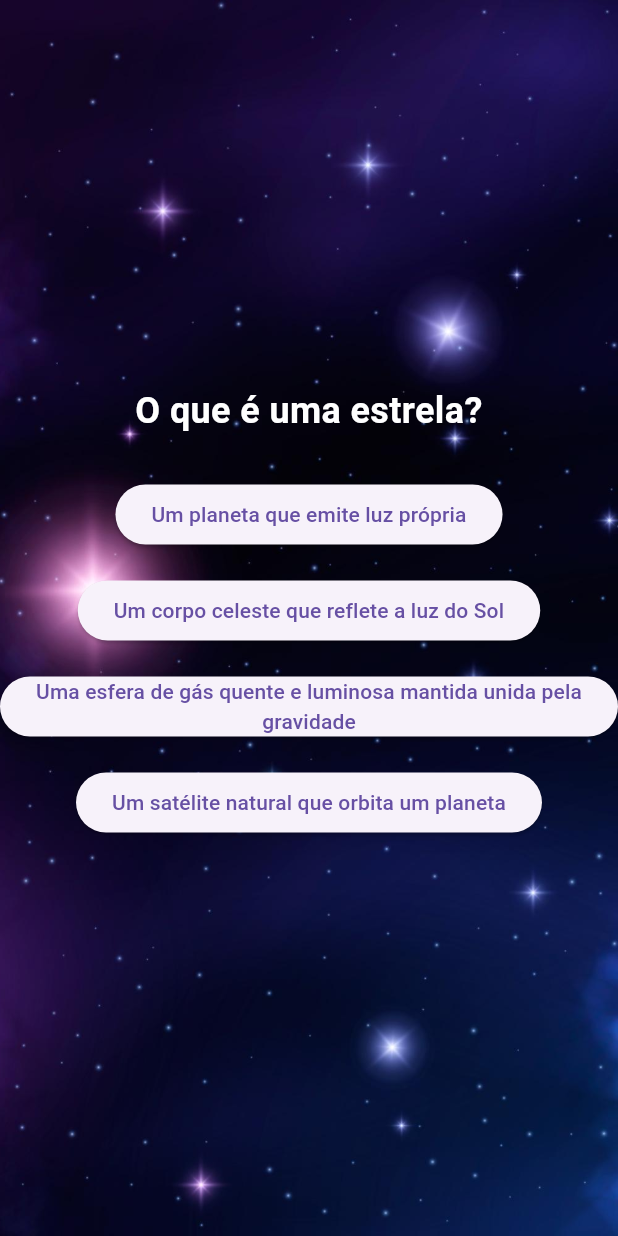
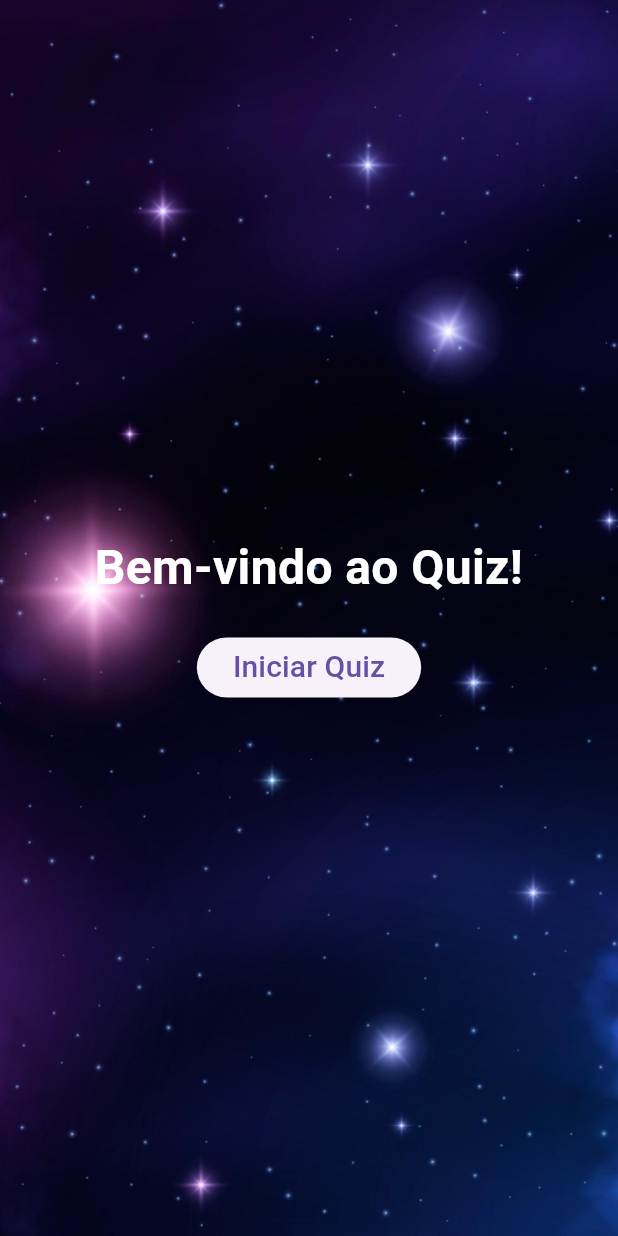
Before and after one commit to souza-tacy/App_quiz, a Flutter app: the screen it shows after launch, on a phone screen of 412 x 824 dp. Run offline on Flutter 3.47's test engine with Material 3 defaults, Android fonts, the phone set to English and light mode, and no system bars.

Commit message:
Update main.dart
tela de inicio adicionada

```diff
--- a/lib/main.dart
+++ b/lib/main.dart
@@ -11,11 +11,68 @@ class QuizApp extends StatelessWidget {
   Widget build(BuildContext context) {
     return const MaterialApp(
       debugShowCheckedModeBanner: false,
-      home: QuizScreen(),
+      home: HomeScreen(),
     );
   }
 }
 
+// Tela inicial
+class HomeScreen extends StatelessWidget {
+  const HomeScreen({super.key});
+
+  @override
+  Widget build(BuildContext context) {
+    return Scaffold(
+      body: Stack(
+        children: [
+          // Imagem de fundo
+          Container(
+            decoration: const BoxDecoration(
+              image: DecorationImage(
+                image: AssetImage('assets/img/fundo_app.jpg'),
+                fit: BoxFit.cover,
+              ),
+            ),
+          ),
+          Center(
+            // Centraliza o conteúdo
+            child: Column(
+              mainAxisSize: MainAxisSize.min,
+              children: [
+                const Text(
+                  'Bem-vindo ao Quiz!',
+                  style: TextStyle(
+                    fontSize: 32,
+                    fontWeight: FontWeight.bold,
+                    color: Colors.white,
+                  ),
+                  textAlign: TextAlign.center,
+                ),
+                const SizedBox(height: 20),
+                ElevatedButton(
+                  onPressed: () {
+                    Navigator.push(
+                      context,
+                      MaterialPageRoute(
+                        builder: (context) => const QuizScreen(),
+                      ),
+                    );
+                  },
+                  child: const Text(
+                    'Iniciar Quiz',
+                    style: TextStyle(fontSize: 20),
+                  ),
+                ),
+              ],
+            ),
+          ),
+        ],
+      ),
+    );
+  }
+}
+
+// Tela do Quiz
 class QuizScreen extends StatefulWidget {
   const QuizScreen({super.key});
 
@@ -49,7 +106,7 @@ class _QuizScreenState extends State<QuizScreen> {
         "Agência Nacional para Avanços Espaciais",
         "Nova Aliança Aeronáutica e Espacial"
       ],
-      "correctAnswer": 0
+      "correctAnswer": 1
     },
     {
       "question": "O que são buracos negros?",
@@ -169,9 +226,10 @@ class _QuizScreenState extends State<QuizScreen> {
           textAlign: TextAlign.center,
         ),
         const SizedBox(height: 20),
-        ElevatedButton(
+        ElevatedButton.icon(
           onPressed: restartQuiz,
-          child: const Text('Reiniciar Quiz'),
+          icon: const Icon(Icons.restart_alt),
+          label: const Text('Reiniciar Quiz'),
         ),
       ],
     );
```
